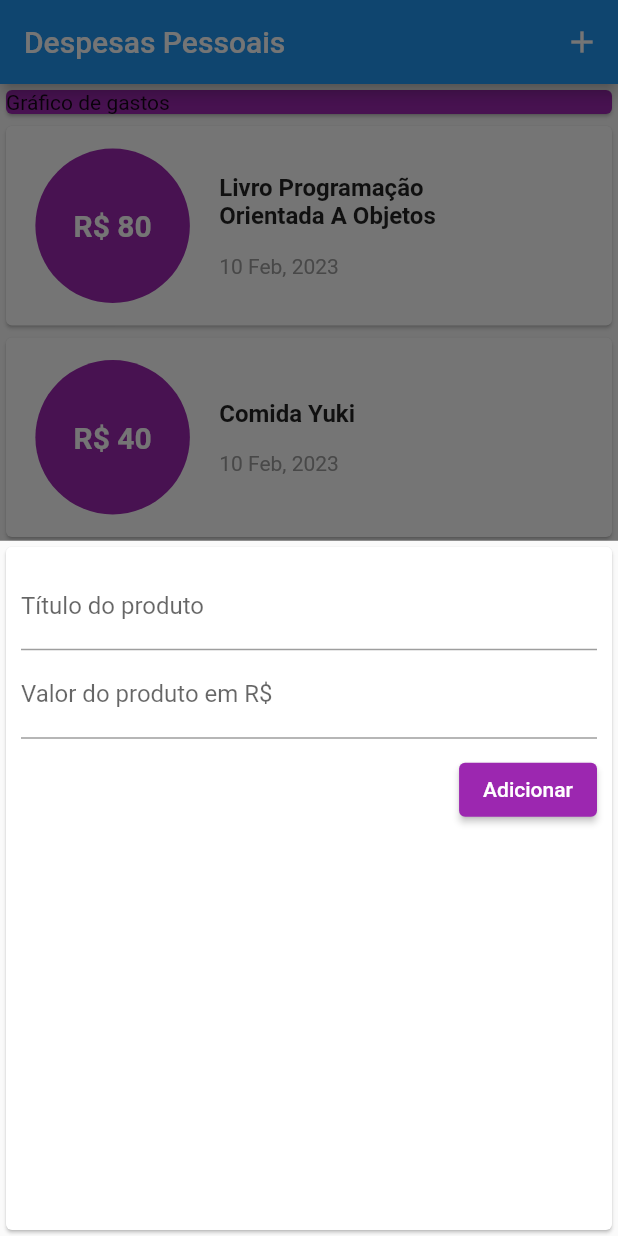
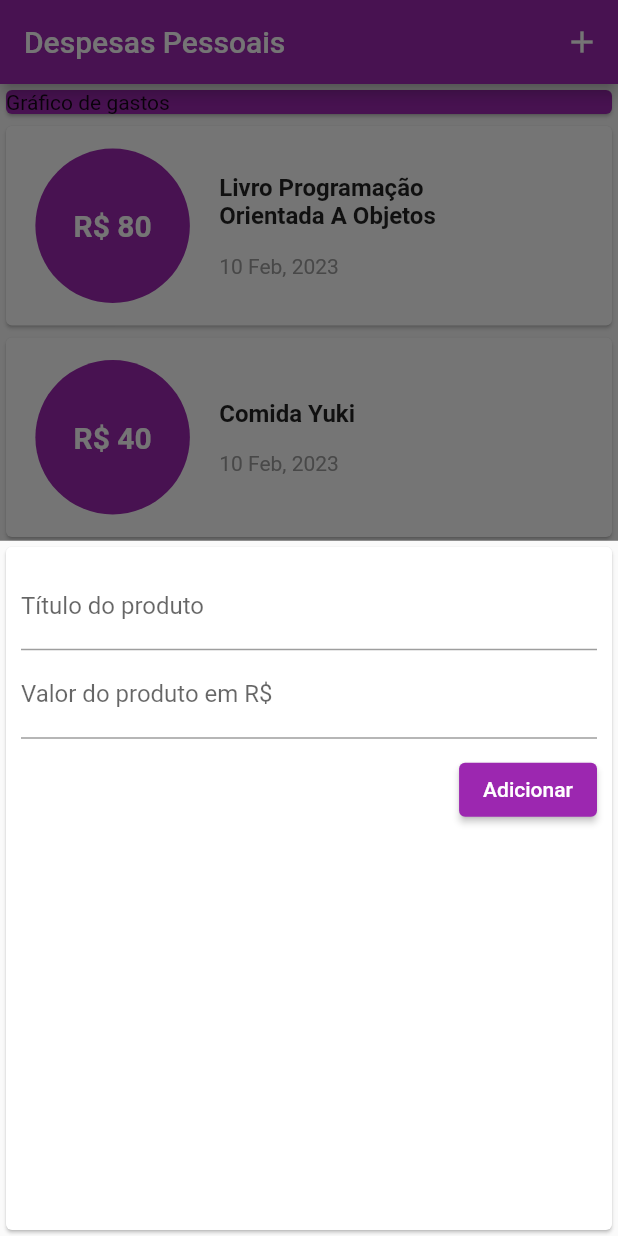
Before and after one commit to sophiecalixto/personal_expenses, a Flutter app: the screen it shows after launch, after a tap on the "add" icon, on a phone screen of 412 x 824 dp. Run offline on Flutter 3.47's test engine with Material 2 defaults, Android fonts, the phone set to English and light mode, and no system bars.

Commit message:
feat: app theme data added

```diff
--- a/lib/components/transaction_list.dart
+++ b/lib/components/transaction_list.dart
@@ -25,8 +25,8 @@ class TransactionList extends StatelessWidget {
                     horizontal: 5,
                   ),
                   padding: const EdgeInsets.all(40),
-                  decoration: const BoxDecoration(
-                    color: Colors.purple,
+                  decoration: BoxDecoration(
+                    color: Theme.of(context).colorScheme.primary,
                     shape: BoxShape.circle,
                   ),
                   child: Text(
--- a/lib/main.dart
+++ b/lib/main.dart
@@ -5,16 +5,24 @@ import 'models/transaction.dart';
 import 'dart:math';
 
 void main() {
-  runApp(const PersonalExpensesApp());
+  runApp(PersonalExpensesApp());
 }
 
 class PersonalExpensesApp extends StatelessWidget {
-  const PersonalExpensesApp({super.key});
+  final ThemeData theme = ThemeData();
+
+  PersonalExpensesApp({super.key});
 
   @override
   Widget build(BuildContext context) {
-    return const MaterialApp(
-      home: MyHomePage(),
+    return MaterialApp(
+      theme: theme.copyWith(
+        colorScheme: const ColorScheme.light(
+          primary: Colors.purple,
+          secondary: Colors.purple,
+        ),
+      ),
+      home: const MyHomePage(),
     );
   }
 }
@@ -70,6 +78,7 @@ class _MyHomePageState extends State<MyHomePage> {
   Widget build(BuildContext context) {
     return Scaffold(
       appBar: AppBar(
+        backgroundColor: Theme.of(context).colorScheme.primary,
         title: const Text("Despesas Pessoais"),
         actions: [
           IconButton(
@@ -94,7 +103,10 @@ class _MyHomePageState extends State<MyHomePage> {
       ),
       floatingActionButton: FloatingActionButton(
         onPressed: () => _openTransactionModal(context),
-        child: const Icon(Icons.add),
+        child: const Icon(
+          Icons.add,
+          color: Colors.white,
+        ),
       ),
     );
   }
```
